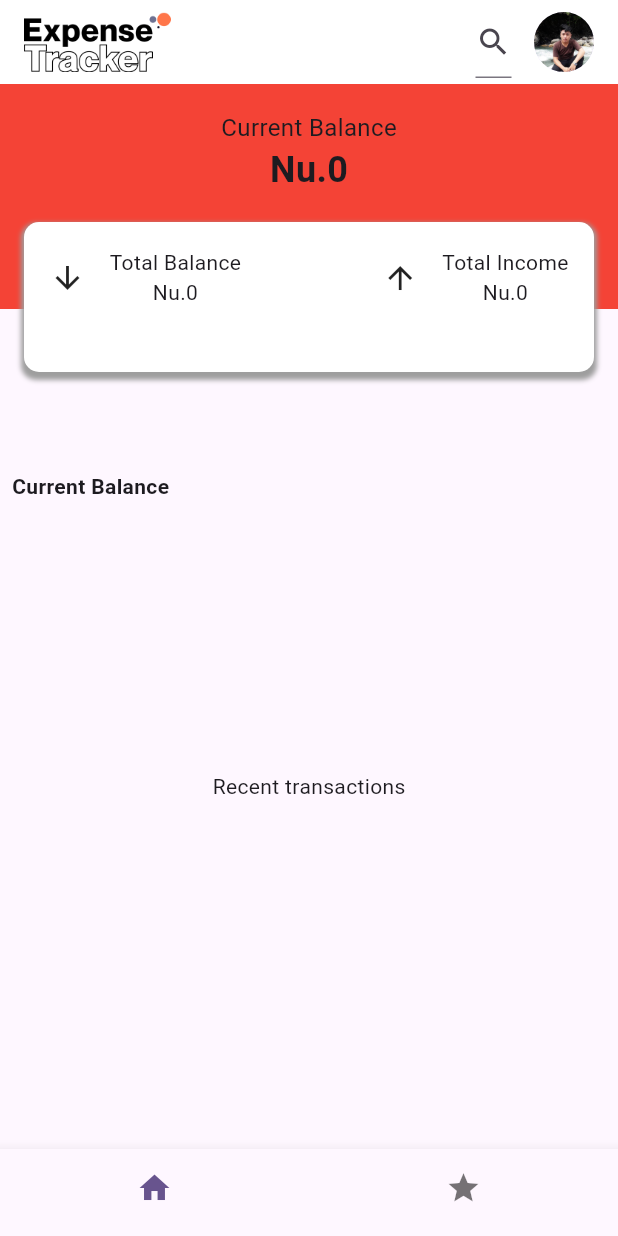
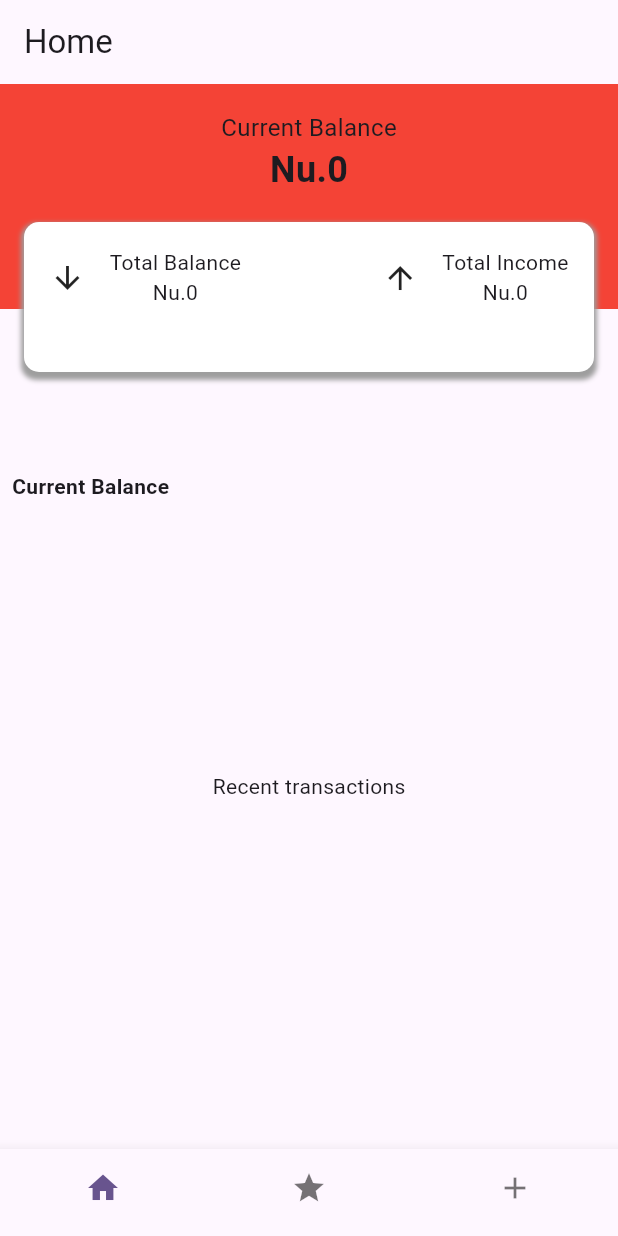
Before and after one commit to ManosUzan/Expense_Tracker, a Flutter app: the HomeLayout screen opened directly, on a phone screen of 412 x 824 dp. Run offline on Flutter 3.47's test engine with Material 3 defaults, Android fonts, the phone set to English and light mode, and no system bars; our stand-ins replace firebase_core, firebase_messaging, flutter_local_notifications, shared_preferences; accounts and stored records are empty; network calls fail.

Commit message:
features added

```diff
--- a/lib/data/model/account/account_repo.dart
+++ b/lib/data/model/account/account_repo.dart
@@ -33,7 +33,7 @@ class AccountService {
   Future loadAccounts() async{
    final res = await GetRequest('account/me');
     print(jsonDecode(res.body));
-    List<AccountModel> tempAccounts = [];                        //class for current balance
+    List<AccountModel> tempAccounts = [];
     for(final acc in jsonDecode(res.body)['data']){
       tempAccounts.add(AccountModel.fromJson(acc));
     }
--- a/lib/hoc/home_layout.dart
+++ b/lib/hoc/home_layout.dart
@@ -15,54 +15,22 @@ class HomeLayout extends StatefulWidget {
 class _HomeLayoutState extends State<HomeLayout> {
   int _selectedIndex = 0;
 
-  List<String> titles = ['Home', 'Account'];
+  List<String> titles = ['Home', 'Account', 'Add Transaction'];
   List<Widget> screens = [
     HomeScreen(),
     // addaccount(),
-    // addtransaction(),
+
     AccountScreen(),
+    addtransaction(),
 
   ];
 
   @override
   Widget build(BuildContext context) {
     return Scaffold(
+
       appBar: AppBar(
-        title: Row(
-            mainAxisAlignment: MainAxisAlignment.spaceBetween,
-            children: [
-              // Logo on the left side
-              Image.asset(
-                'assets/images/logo.png',
-                height: 40, // Adjust the height according to your logo size
-              ),
-              // Search bar and icons on the right side
-              Row(
-                children: [
-                  // Search bar
-                  // Text(titles[_selectedIndex]),
-                  Container(
-                    width: 24, // Adjust the width according to your design
-                    child: TextField(
-                      decoration: InputDecoration(
-                        contentPadding: EdgeInsets.symmetric(horizontal: 10),
-                        suffixIcon: Icon(Icons.search),
-                      ),
-                    ),
-                  ),
-                  SizedBox(width: 15),
-                  CircleAvatar(
-                    backgroundImage: AssetImage('assets/images/face.jpeg'),
-                    radius: 20, // Adjust the radius according to your design
-                  ),
-                ],
-              ),
-            ],
-          ),
-          backgroundColor: Colors.white, // Adjust the background color as needed
-      //   ),
-      // appBar: AppBar(
-      //   title: Text(titles[_selectedIndex]),
+        title: Text(titles[_selectedIndex]),
       ),
       body: SingleChildScrollView(
         child: screens[_selectedIndex],
@@ -78,8 +46,9 @@ class _HomeLayoutState extends State<HomeLayout> {
         showUnselectedLabels: false,
         items: [
           BottomNavigationBarItem(icon: Icon(Icons.home),label: 'Home'),
-          // BottomNavigationBarItem(icon: Icon(Icons.add),label: 'Accounts'),
+          // BottomNavigationBarItem(icon: Icon(Icons.account_balance),label: 'Add Accounts'),
           BottomNavigationBarItem(icon: Icon(Icons.star),label: 'Accounts'),
+          BottomNavigationBarItem(icon: Icon(Icons.add),label: 'Add Transaction'),
           //  BottomNavigationBarItem(icon: Icon(Icons.home),label: 'Home'),
           // BottomNavigationBarItem(icon: Icon(Icons.star),label: 'Accounts'),
           //  BottomNavigationBarItem(icon: Icon(Icons.home),label: 'Home'),
```
Also changed, not shown: lib/screen/account/add_account.dart (+2 -7 lines), lib/screen/account/add_transaction.dart (+5 -7 lines).
